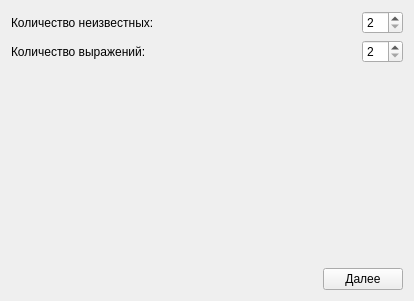
Old version of the form ConditionDialog.ui in the repository group93492/economics_LPP.
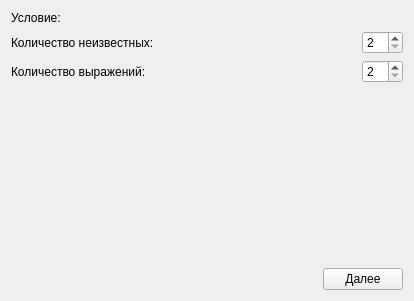
New version of the form.

```diff
--- a/ConditionDialog.ui
+++ b/ConditionDialog.ui
@@ -15,7 +15,14 @@
   </property>
   <layout class="QVBoxLayout" name="verticalLayout_2">
    <item>
-    <layout class="QVBoxLayout" name="generalLayout" stretch="0,0,0,0">
+    <layout class="QVBoxLayout" name="generalLayout" stretch="0,0,0,0,0">
+     <item>
+      <widget class="QLabel" name="infLabel">
+       <property name="text">
+        <string>Условие:</string>
+       </property>
+      </widget>
+     </item>
      <item>
       <layout class="QHBoxLayout" name="varLayout" stretch="1,0">
        <item>
```
